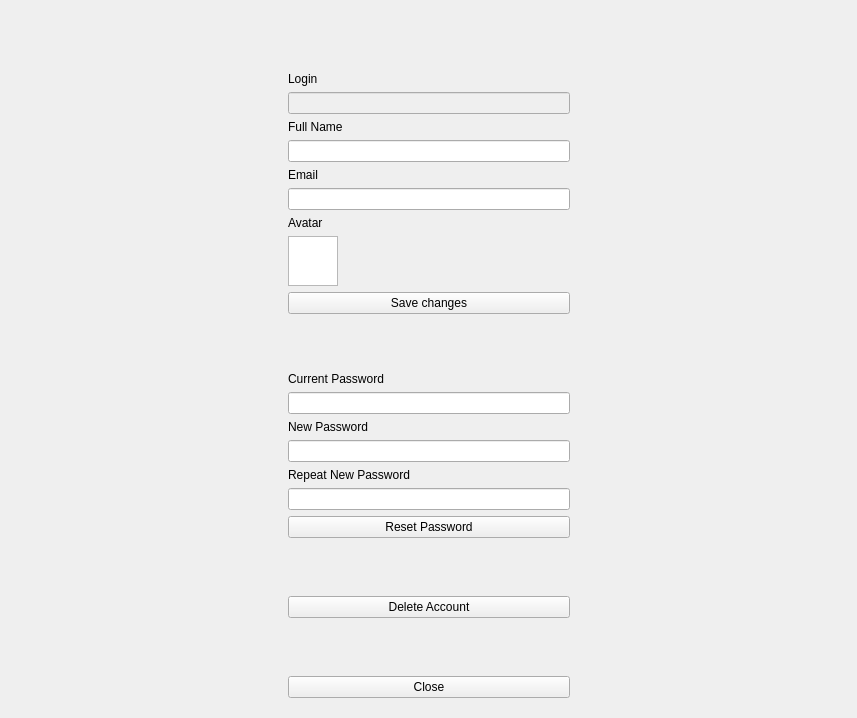
Before: the Qt Designer form task-tracker-frontend/ProfileWidget.ui in Unkorunk/task-tracker, drawn with Qt 5.
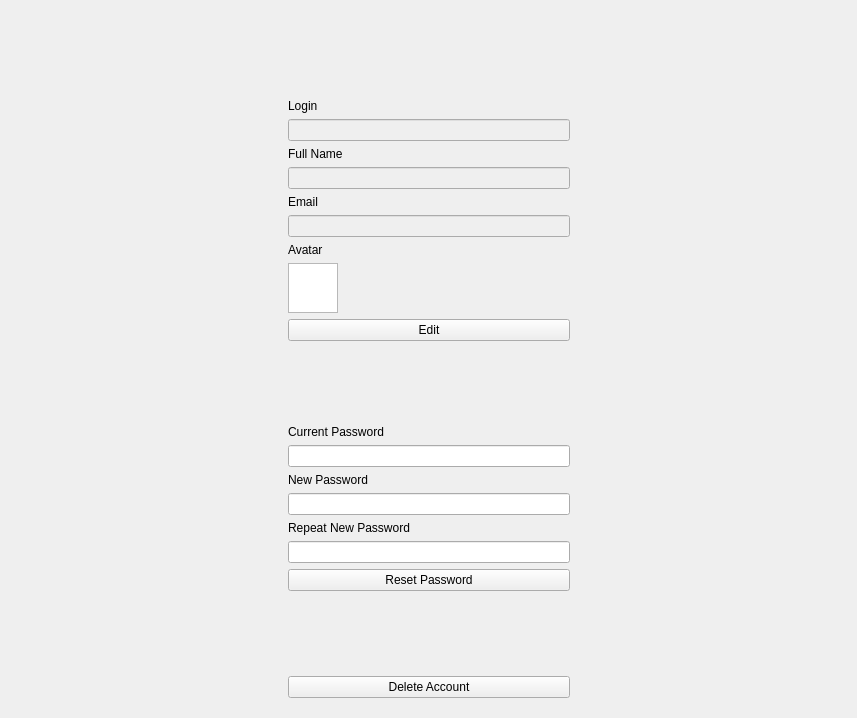
After: the same form once the commit is applied.

Patch:
```diff
--- a/task-tracker-frontend/ProfileWidget.ui
+++ b/task-tracker-frontend/ProfileWidget.ui
@@ -77,7 +77,11 @@
        </widget>
       </item>
       <item>
-       <widget class="QLineEdit" name="fullNameField"/>
+       <widget class="QLineEdit" name="fullNameField">
+        <property name="enabled">
+         <bool>false</bool>
+        </property>
+       </widget>
       </item>
       <item>
        <widget class="QLabel" name="label_3">
@@ -87,7 +91,11 @@
        </widget>
       </item>
       <item>
-       <widget class="QLineEdit" name="eMailField"/>
+       <widget class="QLineEdit" name="eMailField">
+        <property name="enabled">
+         <bool>false</bool>
+        </property>
+       </widget>
       </item>
       <item>
        <widget class="QLabel" name="label_4">
@@ -109,7 +117,7 @@
       <item>
        <widget class="QPushButton" name="SaveChangesBtn">
         <property name="text">
-         <string>Save changes</string>
+         <string>Edit</string>
         </property>
        </widget>
       </item>
@@ -183,26 +191,6 @@
         </property>
        </widget>
       </item>
-      <item>
-       <spacer name="verticalSpacer_2">
-        <property name="orientation">
-         <enum>Qt::Vertical</enum>
-        </property>
-        <property name="sizeHint" stdset="0">
-         <size>
-          <width>20</width>
-          <height>40</height>
-         </size>
-        </property>
-       </spacer>
-      </item>
-      <item>
-       <widget class="QPushButton" name="CloseBtn">
-        <property name="text">
-         <string>Close</string>
-        </property>
-       </widget>
-      </item>
      </layout>
     </widget>
    </item>
```
